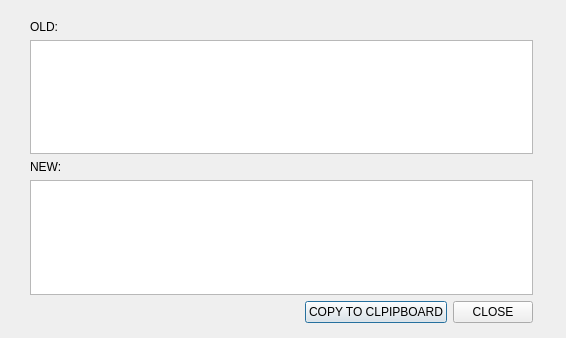
Old version of the form CompareReqGUISQL/detailview.ui in the repository svobodapraha/CompareReqGUISQL.
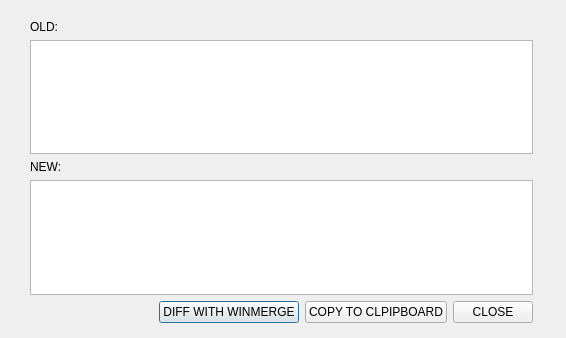
New version of the form.

What changed in the file:
```diff
--- a/CompareReqGUISQL/detailview.ui
+++ b/CompareReqGUISQL/detailview.ui
@@ -58,6 +58,13 @@
         </property>
        </spacer>
       </item>
+      <item>
+       <widget class="QPushButton" name="btnDiff">
+        <property name="text">
+         <string>DIFF WITH WINMERGE</string>
+        </property>
+       </widget>
+      </item>
       <item>
        <widget class="QPushButton" name="btnCopyToClipboard">
         <property name="text">
```
